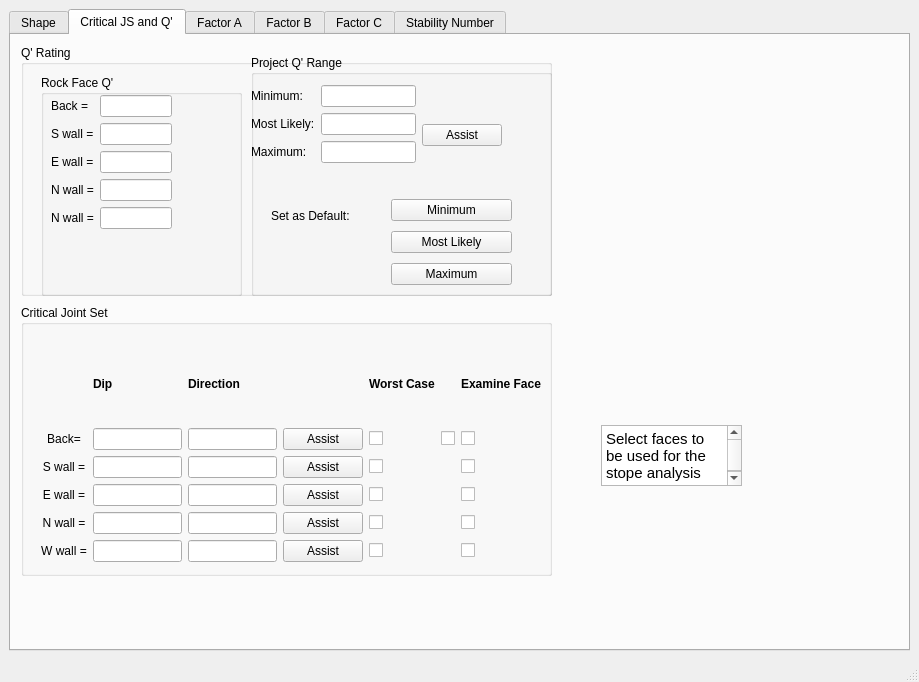
Before: the Qt Designer form mining.ui in amithreddy/ground-control-tool, drawn with Qt 5.
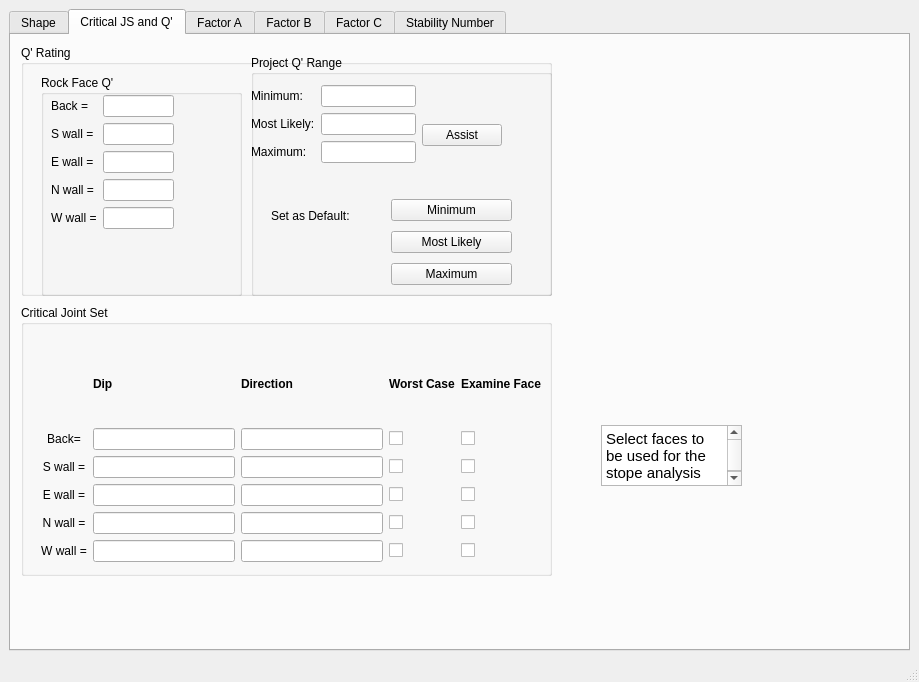
After: the same form once the commit is applied. The open tabs and pages were chosen to show the change.

Commit message: added names to the 2nd tab: critical js.

The edit to the form file:
```diff
--- a/mining.ui
+++ b/mining.ui
@@ -136,58 +136,58 @@
              <rect>
               <x>10</x>
               <y>20</y>
-              <width>121</width>
+              <width>123</width>
               <height>167</height>
              </rect>
             </property>
             <layout class="QFormLayout" name="formLayout">
              <item row="0" column="0">
-              <widget class="QLabel" name="label_3">
+              <widget class="QLabel" name="rock_back_label">
                <property name="text">
                 <string>Back =</string>
                </property>
               </widget>
              </item>
              <item row="0" column="1">
-              <widget class="QLineEdit" name="lineEdit"/>
+              <widget class="QLineEdit" name="rock_back"/>
              </item>
              <item row="1" column="0">
-              <widget class="QLabel" name="label_4">
+              <widget class="QLabel" name="rock_south_label">
                <property name="text">
                 <string>S wall =</string>
                </property>
               </widget>
              </item>
              <item row="1" column="1">
-              <widget class="QLineEdit" name="lineEdit_2"/>
+              <widget class="QLineEdit" name="rock_south"/>
              </item>
              <item row="2" column="1">
-              <widget class="QLineEdit" name="lineEdit_3"/>
+              <widget class="QLineEdit" name="rock_east"/>
              </item>
              <item row="3" column="1">
-              <widget class="QLineEdit" name="lineEdit_4"/>
+              <widget class="QLineEdit" name="rock_north"/>
              </item>
              <item row="2" column="0">
-              <widget class="QLabel" name="label_5">
+              <widget class="QLabel" name="rock_east_label">
                <property name="text">
                 <string>E wall =</string>
                </property>
               </widget>
              </item>
              <item row="3" column="0">
-              <widget class="QLabel" name="label_6">
+              <widget class="QLabel" name="rock_north_label">
                <property name="text">
                 <string>N wall =</string>
                </property>
               </widget>
              </item>
              <item row="4" column="1">
-              <widget class="QLineEdit" name="lineEdit_5"/>
+              <widget class="QLineEdit" name="rock_west"/>
              </item>
              <item row="4" column="0">
-              <widget class="QLabel" name="label_7">
+              <widget class="QLabel" name="rock_west_label">
                <property name="text">
-                <string>N wall =</string>
+                <string>W wall =</string>
                </property>
               </widget>
              </item>
@@ -217,21 +217,21 @@
             </property>
             <layout class="QVBoxLayout" name="verticalLayout_4">
              <item>
-              <widget class="QPushButton" name="pushButton_4">
+              <widget class="QPushButton" name="q_button_minimum">
                <property name="text">
                 <string>Minimum</string>
                </property>
               </widget>
              </item>
              <item>
-              <widget class="QPushButton" name="pushButton_3">
+              <widget class="QPushButton" name="q_most_likely">
                <property name="text">
                 <string>Most Likely</string>
                </property>
               </widget>
              </item>
              <item>
-              <widget class="QPushButton" name="pushButton_2">
+              <widget class="QPushButton" name="q_button_maximum">
                <property name="text">
                 <string>Maximum</string>
                </property>
@@ -255,39 +255,39 @@
                 <enum>QFormLayout::AllNonFixedFieldsGrow</enum>
                </property>
                <item row="0" column="0">
-                <widget class="QLabel" name="label_8">
+                <widget class="QLabel" name="q_minimum_label">
                  <property name="text">
                   <string>Minimum:</string>
                  </property>
                 </widget>
                </item>
                <item row="0" column="1">
-                <widget class="QLineEdit" name="lineEdit_6"/>
+                <widget class="QLineEdit" name="q_minimum"/>
                </item>
                <item row="1" column="0">
-                <widget class="QLabel" name="label_9">
+                <widget class="QLabel" name="q_mostlikely_label">
                  <property name="text">
                   <string>Most Likely:</string>
                  </property>
                 </widget>
                </item>
                <item row="1" column="1">
-                <widget class="QLineEdit" name="lineEdit_7"/>
+                <widget class="QLineEdit" name="q_mostlikely"/>
                </item>
                <item row="2" column="0">
-                <widget class="QLabel" name="label_10">
+                <widget class="QLabel" name="q_maximum_label">
                  <property name="text">
                   <string>Maximum:</string>
                  </property>
                 </widget>
                </item>
                <item row="2" column="1">
-                <widget class="QLineEdit" name="lineEdit_8"/>
+                <widget class="QLineEdit" name="q_maximum"/>
                </item>
               </layout>
              </item>
              <item>
-              <widget class="QPushButton" name="pushButton">
+              <widget class="QPushButton" name="q_assist">
                <property name="text">
                 <string>Assist</string>
                </property>
@@ -322,19 +322,6 @@
           <property name="title">
            <string>Critical Joint Set</string>
           </property>
-          <widget class="QLineEdit" name="lineEdit_20">
-           <property name="geometry">
-            <rect>
-             <x>250</x>
-             <y>293</y>
-             <width>63</width>
-             <height>27</height>
-            </rect>
-           </property>
-           <property name="text">
-            <string/>
-           </property>
-          </widget>
           <widget class="QWidget" name="layoutWidget">
            <property name="geometry">
             <rect>
@@ -345,8 +332,28 @@
             </rect>
            </property>
            <layout class="QGridLayout" name="gridLayout">
+            <item row="0" column="2">
+             <widget class="QLabel" name="direction_label">
+              <property name="font">
+               <font>
+                <weight>75</weight>
+                <bold>true</bold>
+               </font>
+              </property>
+              <property name="text">
+               <string>Direction</string>
+              </property>
+             </widget>
+            </item>
+            <item row="2" column="1">
+             <widget class="QLineEdit" name="south_dip">
+              <property name="text">
+               <string/>
+              </property>
+             </widget>
+            </item>
             <item row="2" column="0">
-             <widget class="QLabel" name="label_15">
+             <widget class="QLabel" name="south_label">
               <property name="font">
                <font>
                 <weight>50</weight>
@@ -362,7 +369,7 @@
              </widget>
             </item>
             <item row="0" column="1">
-             <widget class="QLabel" name="label_13">
+             <widget class="QLabel" name="dip_label">
               <property name="font">
                <font>
                 <weight>75</weight>
@@ -375,14 +382,14 @@
              </widget>
             </item>
             <item row="3" column="1">
-             <widget class="QLineEdit" name="lineEdit_15">
+             <widget class="QLineEdit" name="east_dip">
               <property name="text">
                <string/>
               </property>
              </widget>
             </item>
             <item row="1" column="0">
-             <widget class="QLabel" name="label_12">
+             <widget class="QLabel" name="back_label">
               <property name="font">
                <font>
                 <weight>50</weight>
@@ -397,64 +404,36 @@
               </property>
              </widget>
             </item>
-            <item row="2" column="1">
-             <widget class="QLineEdit" name="lineEdit_13">
-              <property name="text">
-               <string/>
-              </property>
-             </widget>
-            </item>
-            <item row="1" column="3">
-             <widget class="QPushButton" name="pushButton_5">
-              <property name="text">
-               <string>Assist</string>
-              </property>
-             </widget>
-            </item>
-            <item row="5" column="3">
-             <widget class="QPushButton" name="pushButton_9">
-              <property name="text">
-               <string>Assist</string>
-              </property>
-             </widget>
-            </item>
-            <item row="2" column="6">
-             <widget class="QCheckBox" name="checkBox_10">
+            <item row="2" column="4">
+             <widget class="QCheckBox" name="south_face_check">
               <property name="text">
                <string/>
               </property>
              </widget>
             </item>
             <item row="1" column="1">
-             <widget class="QLineEdit" name="lineEdit_9">
+             <widget class="QLineEdit" name="back_dip">
               <property name="text">
                <string/>
               </property>
              </widget>
             </item>
-            <item row="2" column="3">
-             <widget class="QPushButton" name="pushButton_6">
-              <property name="text">
-               <string>Assist</string>
-              </property>
-             </widget>
-            </item>
             <item row="2" column="2">
-             <widget class="QLineEdit" name="lineEdit_14">
+             <widget class="QLineEdit" name="south_direction">
               <property name="text">
                <string/>
               </property>
              </widget>
             </item>
-            <item row="1" column="4">
-             <widget class="QCheckBox" name="checkBox">
+            <item row="1" column="3">
+             <widget class="QCheckBox" name="back_worst_check">
               <property name="text">
                <string/>
               </property>
              </widget>
             </item>
             <item row="4" column="0">
-             <widget class="QLabel" name="label_21">
+             <widget class="QLabel" name="north_label">
               <property name="font">
                <font>
                 <weight>50</weight>
@@ -470,21 +449,21 @@
              </widget>
             </item>
             <item row="1" column="2">
-             <widget class="QLineEdit" name="lineEdit_10">
+             <widget class="QLineEdit" name="back_direction">
               <property name="text">
                <string/>
               </property>
              </widget>
             </item>
-            <item row="1" column="6">
-             <widget class="QCheckBox" name="checkBox_9">
+            <item row="1" column="4">
+             <widget class="QCheckBox" name="back_face_check">
               <property name="text">
                <string/>
               </property>
              </widget>
             </item>
             <item row="5" column="0">
-             <widget class="QLabel" name="label_22">
+             <widget class="QLabel" name="west_label">
               <property name="font">
                <font>
                 <weight>50</weight>
@@ -499,8 +478,8 @@
               </property>
              </widget>
             </item>
-            <item row="0" column="4">
-             <widget class="QLabel" name="label_24">
+            <item row="0" column="3">
+             <widget class="QLabel" name="worst_case_label">
               <property name="font">
                <font>
                 <weight>75</weight>
@@ -513,7 +492,7 @@
              </widget>
             </item>
             <item row="3" column="0">
-             <widget class="QLabel" name="label_20">
+             <widget class="QLabel" name="east_label">
               <property name="font">
                <font>
                 <weight>50</weight>
@@ -528,126 +507,92 @@
               </property>
              </widget>
             </item>
-            <item row="2" column="4">
-             <widget class="QCheckBox" name="checkBox_2">
+            <item row="2" column="3">
+             <widget class="QCheckBox" name="south_worst_check">
               <property name="text">
                <string/>
               </property>
              </widget>
             </item>
-            <item row="4" column="3">
-             <widget class="QPushButton" name="pushButton_8">
-              <property name="text">
-               <string>Assist</string>
-              </property>
-             </widget>
-            </item>
             <item row="5" column="1">
-             <widget class="QLineEdit" name="lineEdit_17">
+             <widget class="QLineEdit" name="west_dip">
               <property name="text">
                <string/>
               </property>
              </widget>
             </item>
             <item row="4" column="2">
-             <widget class="QLineEdit" name="lineEdit_19">
+             <widget class="QLineEdit" name="north_direction">
               <property name="text">
                <string/>
               </property>
              </widget>
             </item>
             <item row="3" column="2">
-             <widget class="QLineEdit" name="lineEdit_18">
+             <widget class="QLineEdit" name="east_direction">
               <property name="text">
                <string/>
               </property>
              </widget>
             </item>
-            <item row="3" column="3">
-             <widget class="QPushButton" name="pushButton_7">
-              <property name="text">
-               <string>Assist</string>
-              </property>
-             </widget>
-            </item>
-            <item row="0" column="2">
-             <widget class="QLabel" name="label_14">
-              <property name="font">
-               <font>
-                <weight>75</weight>
-                <bold>true</bold>
-               </font>
-              </property>
-              <property name="text">
-               <string>Direction</string>
-              </property>
-             </widget>
-            </item>
-            <item row="4" column="4">
-             <widget class="QCheckBox" name="checkBox_6">
+            <item row="4" column="3">
+             <widget class="QCheckBox" name="north_worst_check">
               <property name="text">
                <string/>
               </property>
              </widget>
             </item>
             <item row="5" column="2">
-             <widget class="QLineEdit" name="lineEdit_22">
+             <widget class="QLineEdit" name="west_direction">
               <property name="text">
                <string/>
               </property>
              </widget>
             </item>
             <item row="4" column="1">
-             <widget class="QLineEdit" name="lineEdit_16">
+             <widget class="QLineEdit" name="north_dip">
               <property name="text">
                <string/>
               </property>
              </widget>
             </item>
-            <item row="5" column="4">
-             <widget class="QCheckBox" name="checkBox_7">
+            <item row="5" column="3">
+             <widget class="QCheckBox" name="west_worst_check">
+              <property name="text">
+               <string/>
+              </property>
+             </widget>
+            </item>
+            <item row="3" column="3">
+             <widget class="QCheckBox" name="east_worst_check">
               <property name="text">
                <string/>
               </property>
              </widget>
             </item>
             <item row="3" column="4">
-             <widget class="QCheckBox" name="checkBox_5">
+             <widget class="QCheckBox" name="east_face_check">
               <property name="text">
                <string/>
               </property>
              </widget>
             </item>
-            <item row="3" column="6">
-             <widget class="QCheckBox" name="checkBox_11">
+            <item row="4" column="4">
+             <widget class="QCheckBox" name="north_face_check">
               <property name="text">
                <string/>
               </property>
              </widget>
             </item>
-            <item row="4" column="6">
-             <widget class="QCheckBox" name="checkBox_12">
+            <item row="5" column="4">
+             <widget class="QCheckBox" name="west_face_check">
               <property name="text">
                <string/>
               </property>
              </widget>
             </item>
-            <item row="5" column="6">
-             <widget class="QCheckBox" name="checkBox_13">
-              <property name="text">
-               <string/>
-              </property>
-             </widget>
-            </item>
-            <item row="1" column="5">
-             <widget class="QCheckBox" name="checkBox_8">
-              <property name="text">
-               <string/>
-              </property>
-             </widget>
-            </item>
-            <item row="0" column="6">
-             <widget class="QLabel" name="label_43">
+            <item row="0" column="4">
+             <widget class="QLabel" name="examine_face_label">
               <property name="font">
                <font>
                 <weight>75</weight>
@@ -735,7 +680,7 @@
             <item row="6" column="0">
              <widget class="QLabel" name="label_23">
               <property name="text">
-               <string>N wall =</string>
+               <string>W wall =</string>
               </property>
               <property name="alignment">
                <set>Qt::AlignRight|Qt::AlignTrailing|Qt::AlignVCenter</set>
@@ -1004,7 +949,7 @@
             <rect>
              <x>0</x>
              <y>30</y>
-             <width>575</width>
+             <width>571</width>
              <height>184</height>
             </rect>
            </property>
```
The commit also changes 1 other file.
